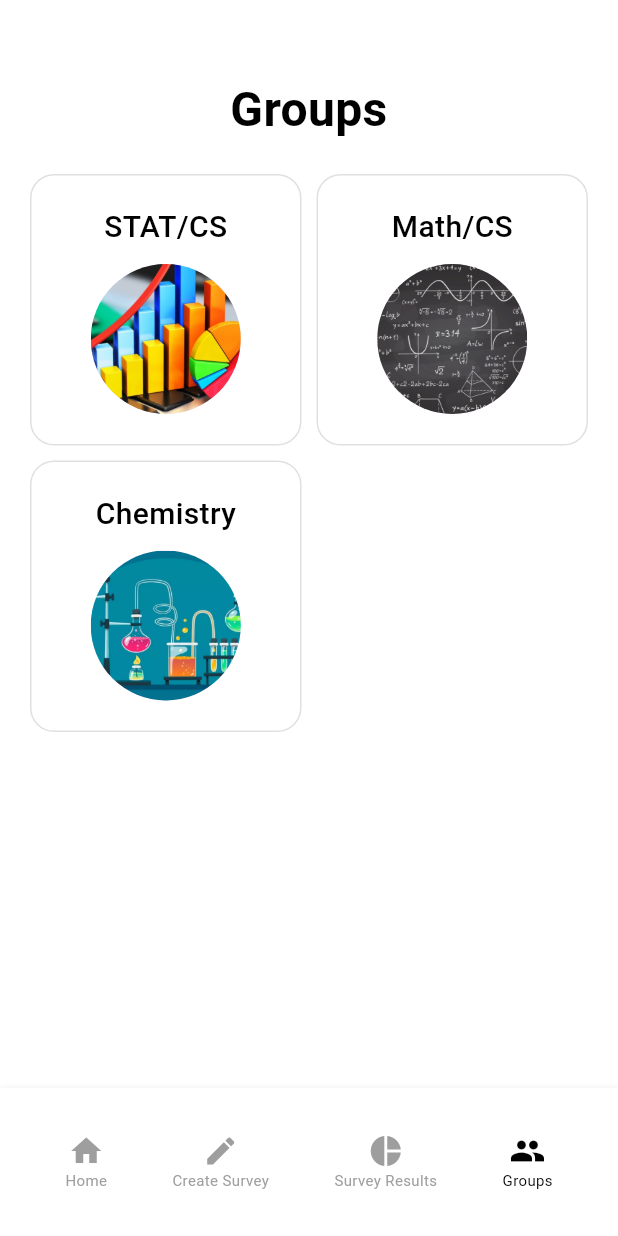
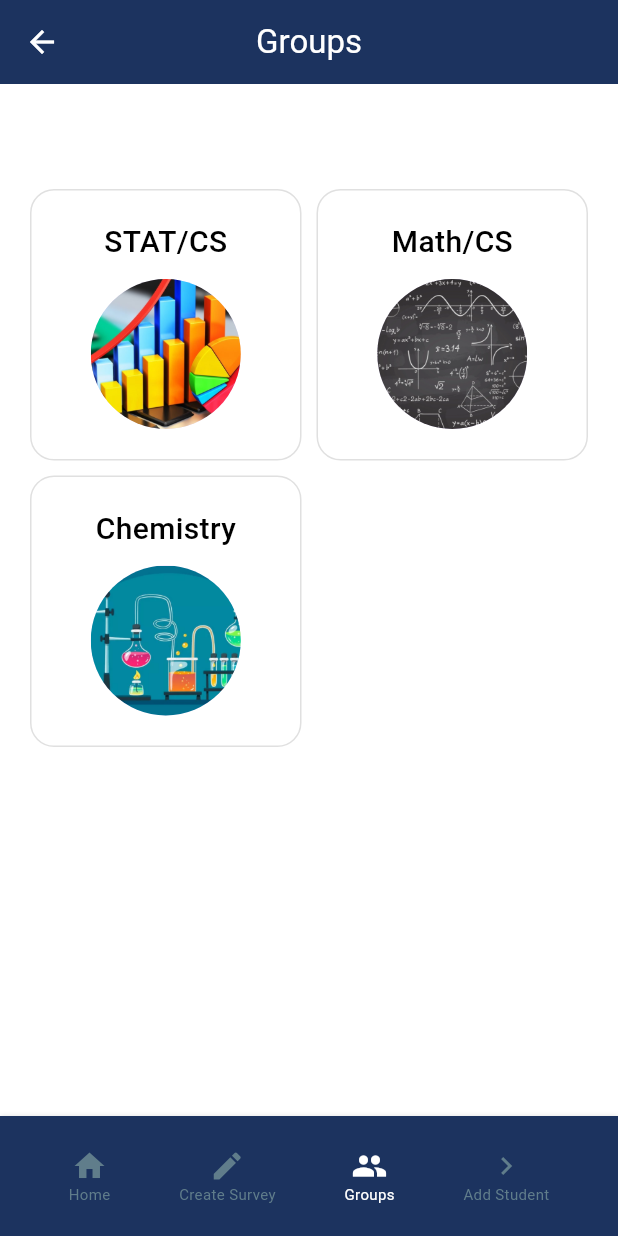
Before and after one commit to Amgooodd/survey-center, a Flutter app: the Group screen opened by its route, on a phone screen of 412 x 824 dp. Run offline on Flutter 3.47's test engine with Material 3 defaults, Android fonts, the phone set to English and light mode, and no system bars; our stand-ins replace cloud_firestore, firebase_core; accounts and stored records are empty.

Commit message:
Update 4group.dart

```diff
--- a/lib/groups/4group.dart
+++ b/lib/groups/4group.dart
@@ -11,22 +11,21 @@ class _Group extends State<Group> {
   @override
   Widget build(BuildContext context) {
     return Scaffold(
+      appBar: AppBar(
+        title: Text("Groups", style: TextStyle(color: Colors.white)),
+        backgroundColor: const Color.fromARGB(255, 28, 51, 95),
+        leading: IconButton(
+          icon: Icon(Icons.arrow_back, color: Colors.white),
+          onPressed: () => Navigator.pop(context),
+        ),
+        centerTitle: true,
+      ),
       backgroundColor: Colors.white,
       body: Stack(
         children: [
           Column(
             children: [
-              SizedBox(height: 50),
-              Text(
-                "Groups",
-                style: TextStyle(
-                  fontSize: 32,
-                  fontWeight: FontWeight.bold,
-                  color: Colors.black,
-                ),
-                textAlign: TextAlign.center,
-              ),
-              SizedBox(height: 20),
+              SizedBox(height: 70),
               Expanded(
                 child: GridView.count(
                   padding: EdgeInsets.symmetric(horizontal: 20),
@@ -72,14 +71,9 @@ class _Group extends State<Group> {
               ),
             ],
           ),
-          Positioned(
-            bottom: 0,
-            left: 0,
-            right: 0,
-            child: BottomNavigationBarWidget(),
-          ),
         ],
       ),
+      bottomNavigationBar: BottomNavigationBarWidget(),
     );
   }
 }
@@ -132,12 +126,10 @@ class BottomNavigationBarWidget extends StatelessWidget {
   @override
   Widget build(BuildContext context) {
     return Container(
-      height: 99,
+      height: 80,
       decoration: BoxDecoration(
-        color: Colors.white,
-        boxShadow: [
-          BoxShadow(color: Colors.black12, blurRadius: 2),
-        ],
+        color: const Color.fromARGB(255, 28, 51, 95),
+        boxShadow: [BoxShadow(color: Colors.black12, blurRadius: 2)],
       ),
       child: Row(
         mainAxisAlignment: MainAxisAlignment.spaceEvenly,
@@ -147,26 +139,30 @@ class BottomNavigationBarWidget extends StatelessWidget {
             label: "Home",
             onTap: () {
               Navigator.pushReplacementNamed(context, '/firsrforadminn');
-              }),
+            },
+          ),
           BottomNavItem(
             icon: Icons.edit,
             label: "Create Survey",
             onTap: () {
               Navigator.pushReplacementNamed(context, '/createsurvv');
-              }),
-          BottomNavItem(
-              icon: Icons.pie_chart,
-              label: "Survey Results",
-              onTap: () {
-                Navigator.pushReplacementNamed(context, '/showsurvv');
-              }),
+            },
+          ),
           BottomNavItem(
             icon: Icons.group,
             label: "Groups",
             isSelected: true,
             onTap: () {
               Navigator.pushReplacementNamed(context, '/groupp');
-              }),
+            },
+          ),
+          BottomNavItem(
+            icon: Icons.navigate_next,
+            label: "Add Student",
+            onTap: () {
+              Navigator.pushNamed(context, '/admin_dashboard');
+            },
+          ),
         ],
       ),
     );
@@ -195,13 +191,16 @@ class BottomNavItem extends StatelessWidget {
         mainAxisSize: MainAxisSize.min,
         children: [
           Icon(icon,
-                color: isSelected ? Colors.black : Colors.grey, size: 24),
+              color: isSelected ? Colors.white : Colors.blueGrey, size: 24),
           Text(
             label,
             style: TextStyle(
-                  fontSize: 10, color: isSelected ? Colors.black : Colors.grey),
+              fontSize: 10,
+              color: isSelected ? Colors.white : Colors.blueGrey,
+            ),
           ),
         ],
-        ));
+      ),
+    );
   }
 }
```
Lines whose indentation alone changed are shown as unchanged.
